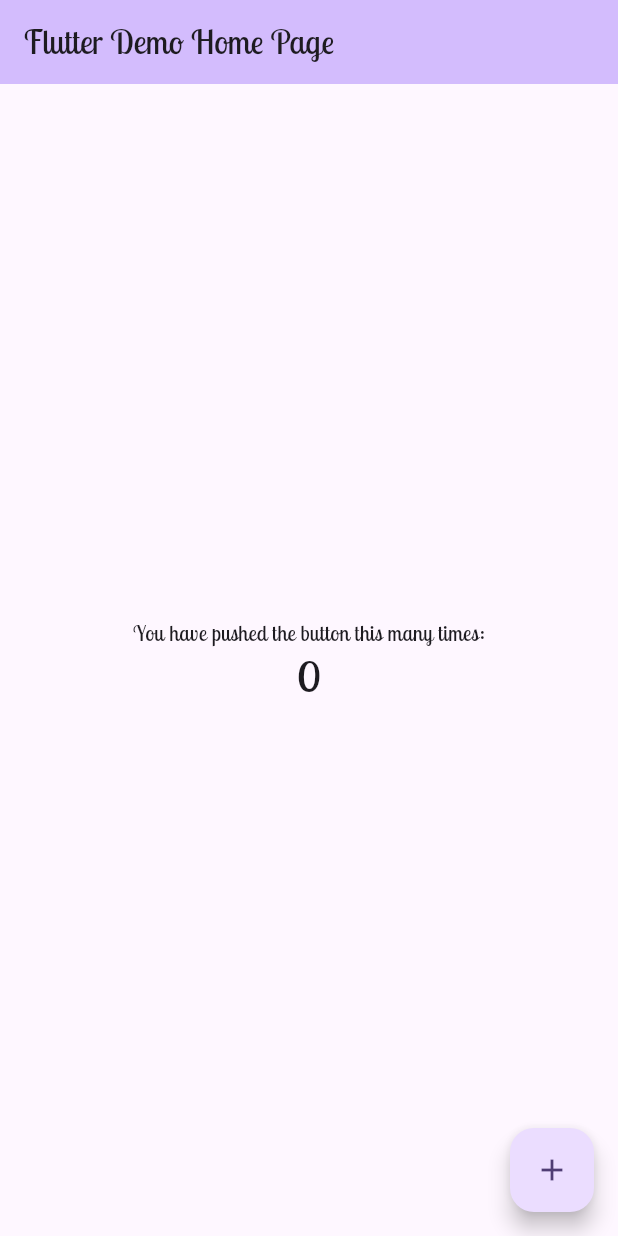
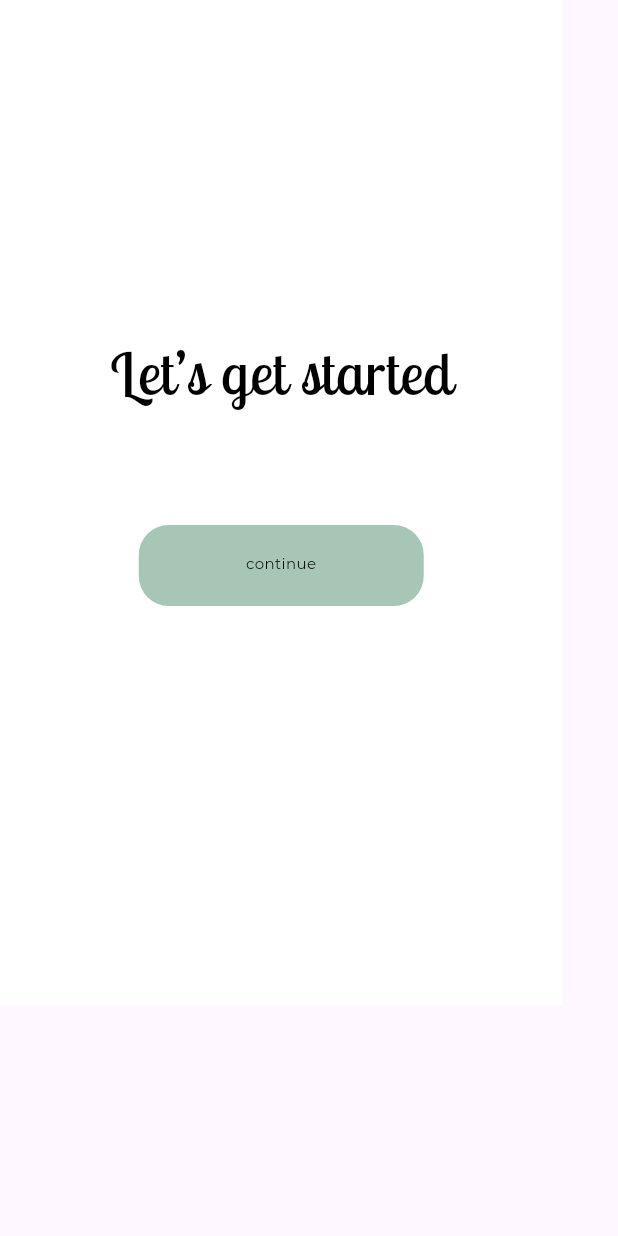
Before and after one commit to belindaalvarado/Senior-Project, a Flutter app: the screen it shows after launch, on a phone screen of 412 x 824 dp. Run offline on Flutter 3.47's test engine with Material 2 defaults, Android fonts, the phone set to English and light mode, and no system bars.

Commit message:
added splah screen and beginning screen

```diff
--- a/lib/main.dart
+++ b/lib/main.dart
@@ -1,4 +1,5 @@
 import 'package:flutter/material.dart';
+import 'package:senior_project/screens/splash_screen.dart';
 
 void main() {
   runApp(const MyApp());
@@ -16,111 +17,10 @@
         fontFamily: 'Lobster Two',
         // This is the theme of your application.
         //
-        // TRY THIS: Try running your application with "flutter run". You'll see
-        // the application has a blue toolbar. Then, without quitting the app,
-        // try changing the seedColor in the colorScheme below to Colors.green
-        // and then invoke "hot reload" (save your changes or press the "hot
-        // reload" button in a Flutter-supported IDE, or press "r" if you used
-        // the command line to start the app).
-        //
-        // Notice that the counter didn't reset back to zero; the application
-        // state is not lost during the reload. To reset the state, use hot
-        // restart instead.
-        //
-        // This works for code too, not just values: Most code changes can be
-        // tested with just a hot reload.
         colorScheme: ColorScheme.fromSeed(seedColor: Colors.deepPurple),
         useMaterial3: true,
       ),
-      home: const MyHomePage(title: 'Flutter Demo Home Page'),
+      home: SplashScreen(),
     );
   }
 }
-
-class MyHomePage extends StatefulWidget {
-  const MyHomePage({super.key, required this.title});
-
-  // This widget is the home page of your application. It is stateful, meaning
-  // that it has a State object (defined below) that contains fields that affect
-  // how it looks.
-
-  // This class is the configuration for the state. It holds the values (in this
-  // case the title) provided by the parent (in this case the App widget) and
-  // used by the build method of the State. Fields in a Widget subclass are
-  // always marked "final".
-
-  final String title;
-
-  @override
-  State<MyHomePage> createState() => _MyHomePageState();
-}
-
-class _MyHomePageState extends State<MyHomePage> {
-  int _counter = 0;
-
-  void _incrementCounter() {
-    setState(() {
-      // This call to setState tells the Flutter framework that something has
-      // changed in this State, which causes it to rerun the build method below
-      // so that the display can reflect the updated values. If we changed
-      // _counter without calling setState(), then the build method would not be
-      // called again, and so nothing would appear to happen.
-      _counter++;
-    });
-  }
-
-  @override
-  Widget build(BuildContext context) {
-    // This method is rerun every time setState is called, for instance as done
-    // by the _incrementCounter method above.
-    //
-    // The Flutter framework has been optimized to make rerunning build methods
-    // fast, so that you can just rebuild anything that needs updating rather
-    // than having to individually change instances of widgets.
-    return Scaffold(
-      appBar: AppBar(
-        // TRY THIS: Try changing the color here to a specific color (to
-        // Colors.amber, perhaps?) and trigger a hot reload to see the AppBar
-        // change color while the other colors stay the same.
-        backgroundColor: Theme.of(context).colorScheme.inversePrimary,
-        // Here we take the value from the MyHomePage object that was created by
-        // the App.build method, and use it to set our appbar title.
-        title: Text(widget.title),
-      ),
-      body: Center(
-        // Center is a layout widget. It takes a single child and positions it
-        // in the middle of the parent.
-        child: Column(
-          // Column is also a layout widget. It takes a list of children and
-          // arranges them vertically. By default, it sizes itself to fit its
-          // children horizontally, and tries to be as tall as its parent.
-          //
-          // Column has various properties to control how it sizes itself and
-          // how it positions its children. Here we use mainAxisAlignment to
-          // center the children vertically; the main axis here is the vertical
-          // axis because Columns are vertical (the cross axis would be
-          // horizontal).
-          //
-          // TRY THIS: Invoke "debug painting" (choose the "Toggle Debug Paint"
-          // action in the IDE, or press "p" in the console), to see the
-          // wireframe for each widget.
-          mainAxisAlignment: MainAxisAlignment.center,
-          children: <Widget>[
-            const Text(
-              'You have pushed the button this many times:',
-            ),
-            Text(
-              '$_counter',
-              style: Theme.of(context).textTheme.headlineMedium,
-            ),
-          ],
-        ),
-      ),
-      floatingActionButton: FloatingActionButton(
-        onPressed: _incrementCounter,
-        tooltip: 'Increment',
-        child: const Icon(Icons.add),
-      ), // This trailing comma makes auto-formatting nicer for build methods.
-    );
-  }
-}
--- /dev/null
+++ b/lib/screens/beggining_screen.dart
@@ -0,0 +1,94 @@
+import 'package:flutter/material.dart';
+import 'dart:async';
+
+
+class BegginingScreen extends StatefulWidget {
+
+  @override
+  _BegginingScreenState createState() => _BegginingScreenState();
+}
+
+class _BegginingScreenState extends State<BegginingScreen> {
+
+  @override
+  Widget build(BuildContext context) {
+    return Scaffold(
+      body: Container(
+    width: 375,
+    height: 670,
+    padding: const EdgeInsets.only(
+        top: 223,
+        left: 62,
+        right: 62,
+        bottom: 266,
+    ),
+    clipBehavior: Clip.antiAlias,
+    decoration: const BoxDecoration(color: Colors.white),
+    child: Column(
+        mainAxisSize: MainAxisSize.min,
+        mainAxisAlignment: MainAxisAlignment.start,
+        crossAxisAlignment: CrossAxisAlignment.center,
+        children: [
+            const SizedBox(
+                width: 251,
+                height: 84,
+                child: Text(
+                    'Let’s get started',
+                    textAlign: TextAlign.center,
+                    style: TextStyle(
+                        color: Colors.black,
+                        fontSize: 40,
+                        fontFamily: 'Lobster Two',
+                        fontWeight: FontWeight.w400,
+                        height: 0,
+                    ),
+                ),
+            ),
+            const SizedBox(height: 43),
+            Container(
+                width: 190,
+                height: 54,
+                child: Stack(
+                    children: [
+                        Positioned(
+                            left: 0,
+                            top: 0,
+                            child: Container(
+                                width: 190,
+                                height: 54,
+                                decoration: ShapeDecoration(
+                                    color: Color(0xFFA8C6B6),
+                                    shape: RoundedRectangleBorder(
+                                        borderRadius: BorderRadius.circular(20),
+                                    ),
+                                ),
+                            ),
+                        ),
+                        const Positioned(
+                            left: 32,
+                            top: 19,
+                            child: SizedBox(
+                                width: 126,
+                                height: 15,
+                                child: Text(
+                                    'continue',
+                                    textAlign: TextAlign.center,
+                                    style: TextStyle(
+                                        color: Colors.black,
+                                        fontSize: 10,
+                                        fontFamily: 'Montserrat',
+                                        fontWeight: FontWeight.w400,
+                                        height: 0,
+                                    ),
+                                ),
+                            ),
+                        ),
+                    ],
+                ),
+            ),
+        ],
+    ),
+),
+    );
+  }
+}
```
Also changed, not shown: lib/screens/splash_screen.dart (added, +69 -0 lines).
